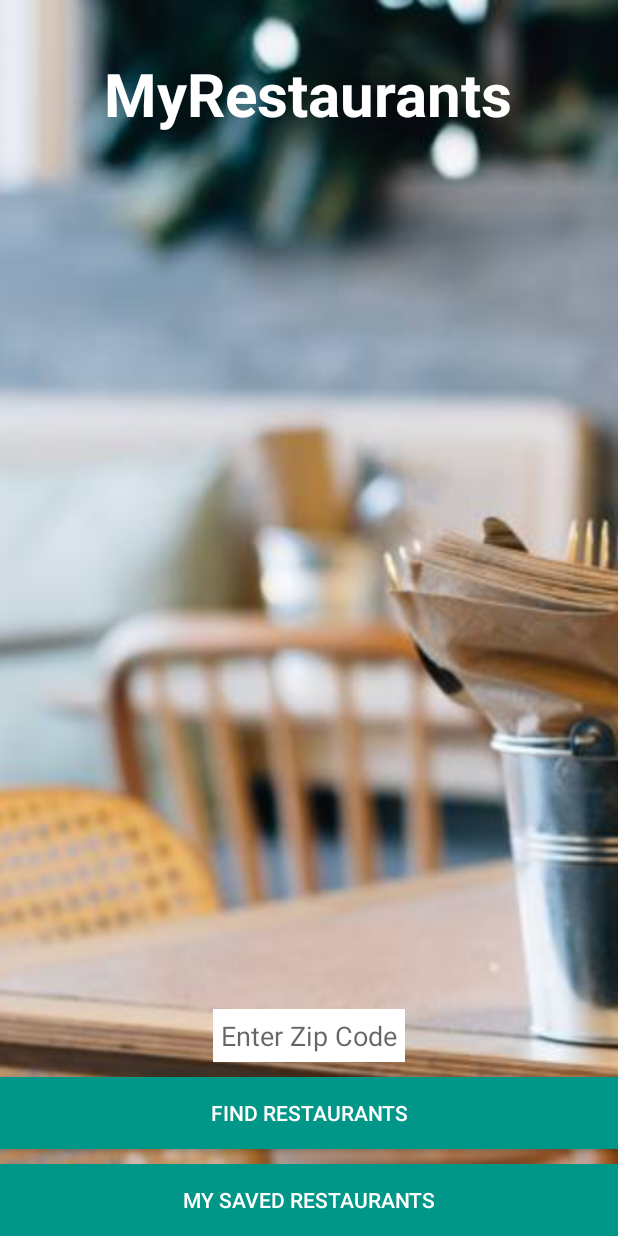
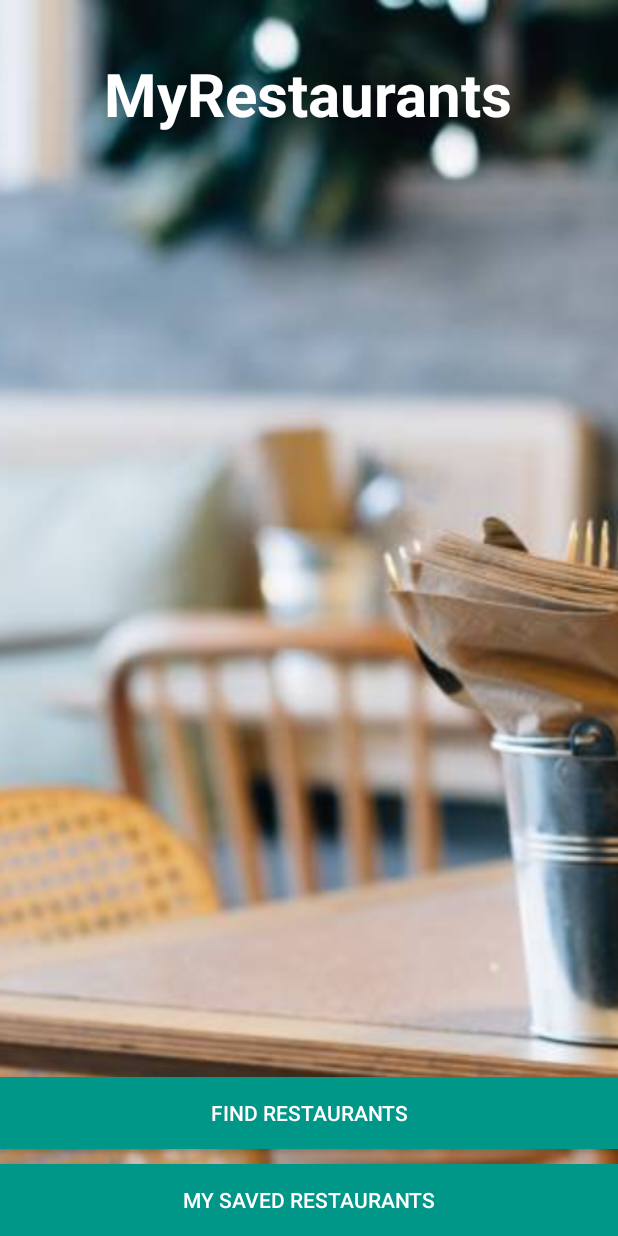
Before and after one commit to ashmortar/myRestaurants-androidStudio3, an Android app: the screen it shows after launch (MainActivity), on a phone screen of 412 x 824 dp. Run offline under Robolectric (Android 15) with nearby library versions, the phone set to English and light mode, and no system bars; our stand-ins replace ButterKnife.

```diff
--- a/app/src/main/java/com/example/guest/myrestaurants/ui/MainActivity.java
+++ b/app/src/main/java/com/example/guest/myrestaurants/ui/MainActivity.java
@@ -1,60 +1,23 @@
 package com.example.guest.myrestaurants.ui;
-
 import android.content.Intent;
-import android.content.SharedPreferences;
-import android.preference.PreferenceManager;
 import android.support.v7.app.AppCompatActivity;
 import android.os.Bundle;
-import android.util.Log;
 import android.view.View;
 import android.widget.Button;
-import android.widget.EditText;
 import android.widget.TextView;
-
-import com.example.guest.myrestaurants.Constants;
 import com.example.guest.myrestaurants.R;
-
 import butterknife.BindView;
 import butterknife.ButterKnife;
 
-import com.google.firebase.database.DataSnapshot;
-import com.google.firebase.database.DatabaseError;
-import com.google.firebase.database.DatabaseReference;
-import com.google.firebase.database.FirebaseDatabase;
-import com.google.firebase.database.ValueEventListener;
+
 
 public class MainActivity extends AppCompatActivity implements View.OnClickListener{
-
-    private DatabaseReference mSearchedLocationReference;
-    private ValueEventListener mSearchedLocationReferenceListener;
-
     @BindView(R.id.findRestaurantsButton) Button mFindRestaurantsButton;
-    @BindView(R.id.locationEditText) EditText mLocationEditText;
     @BindView(R.id.appNameTextView) TextView mAppNameTextView;
     @BindView(R.id.savedRestaurantsButton) Button mSavedRestaurantsButton;
 
     @Override
     protected void onCreate(Bundle savedInstanceState) {
-
-        mSearchedLocationReference = FirebaseDatabase
-                .getInstance()
-                .getReference()
-                .child(Constants.FIREBASE_CHILD_SEARCHED_Location);
-
-        mSearchedLocationReferenceListener = mSearchedLocationReference.addValueEventListener(new ValueEventListener() {
-            @Override
-            public void onDataChange(DataSnapshot dataSnapshot) {
-                for (DataSnapshot locationSnapshot : dataSnapshot.getChildren()) {
-                    String location = locationSnapshot.getValue().toString();
-                    Log.d("Locations updated", "location: "  + location);
-                }
-            }
-
-            @Override
-            public void onCancelled(DatabaseError databaseError) {
-
-            }
-        });
         super.onCreate(savedInstanceState);
         setContentView(R.layout.activity_main);
         ButterKnife.bind(this);
@@ -67,11 +30,8 @@ public class MainActivity extends AppCompatActivity implements View.OnClickListe
     @Override
     public void onClick(View v) {
         if(v == mFindRestaurantsButton) {
-            String location = mLocationEditText.getText().toString();
-            saveLocationToFirebase(location);
 
             Intent intent = new Intent(MainActivity.this, RestaurantListActivity.class);
-            intent.putExtra("location", location);
             startActivity(intent);
         }
         if(v == mSavedRestaurantsButton) {
@@ -79,14 +39,4 @@ public class MainActivity extends AppCompatActivity implements View.OnClickListe
             startActivity(intent);
         }
     }
-
-    public void saveLocationToFirebase(String location) {
-        mSearchedLocationReference.push().setValue(location);
-    }
-
-    @Override
-    protected void onDestroy() {
-        super.onDestroy();
-        mSearchedLocationReference.removeEventListener(mSearchedLocationReferenceListener);
-    }
 }
--- a/app/src/main/res/layout/activity_main.xml
+++ b/app/src/main/res/layout/activity_main.xml
@@ -28,18 +28,6 @@
         android:textSize="40sp"
         android:textStyle="bold" />
 
-    <EditText
-        android:id="@+id/locationEditText"
-        android:background="@color/colorTextIcons"
-        android:layout_above="@+id/findRestaurantsButton"
-        android:layout_marginBottom="10dp"
-        android:padding="5dp"
-        android:hint="Enter Zip Code"
-        android:layout_centerHorizontal="true"
-        android:layout_width="wrap_content"
-        android:layout_height="wrap_content"
-        android:inputType="number"/>
-
     <Button
         android:layout_width="match_parent"
         android:layout_height="wrap_content"
```
Also changed, not shown: app/src/main/java/com/example/guest/myrestaurants/ui/RestaurantListActivity.java (+46 -5 lines), app/src/main/res/menu/menu_search.xml (added, +13 -0 lines), app/src/main/res/drawable-hdpi/ic_search_white_24dp.png (added), app/src/main/res/drawable-mdpi/ic_search_white_24dp.png (added), app/src/main/res/drawable-xhdpi/ic_search_white_24dp.png (added), app/src/main/res/drawable-xxhdpi/ic_search_white_24dp.png (added), app/src/main/res/drawable-xxxhdpi/ic_search_white_24dp.png (added).
